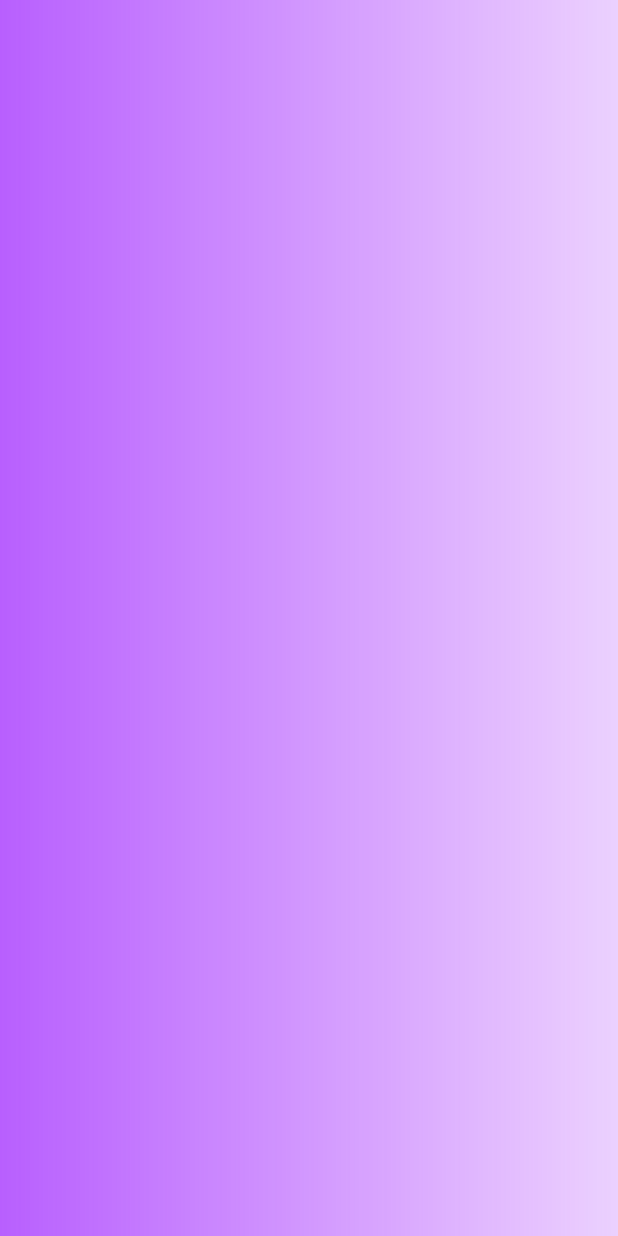
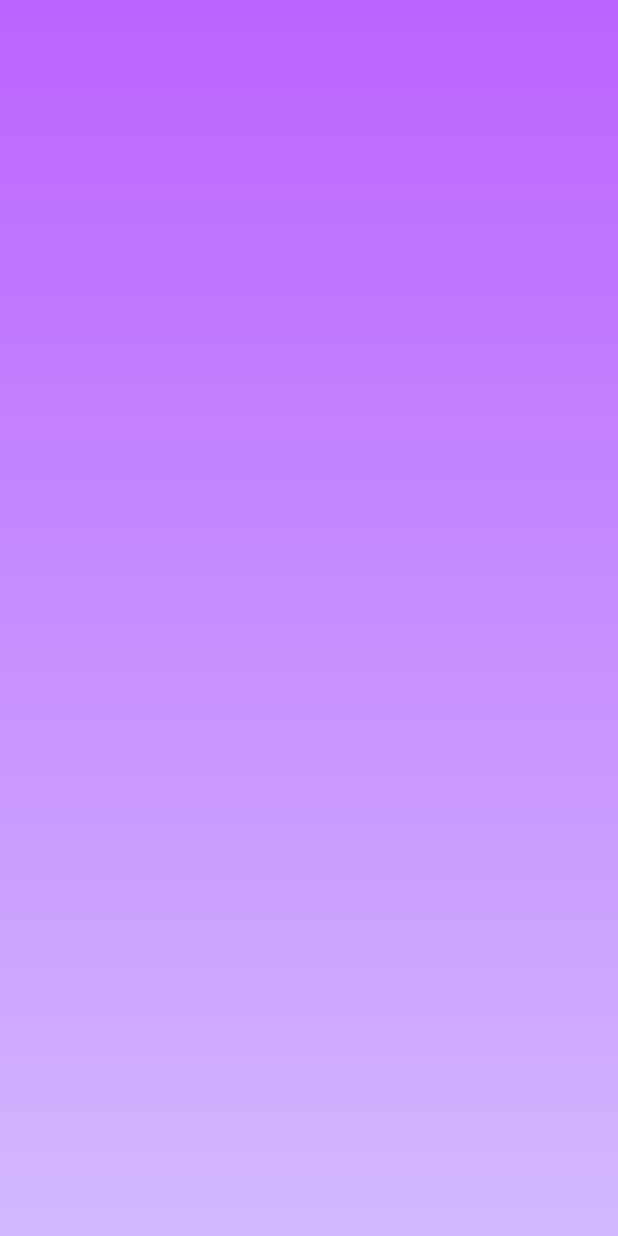
Before and after one commit to Aryan-Sood/Escapes, an Android app: the screen it shows after launch (SplashScreen), on a phone screen of 412 x 824 dp. Run offline under Robolectric (Android 15) with nearby library versions, the phone set to English and light mode, and no system bars.

Commit message:
updated background colour

```diff
--- a/app/src/main/res/drawable/splash_screen_background.xml
+++ b/app/src/main/res/drawable/splash_screen_background.xml
@@ -3,8 +3,9 @@
 <shape xmlns:android="http://schemas.android.com/apk/res/android">
 
     <gradient
-        android:startColor="#B85FFE"
-        android:endColor="#78D7A6FD"
+        android:startColor="#BB63FF"
+        android:endColor="#D2B8FF"
+        android:angle="1"
         android:type="linear"/>
 
 
--- a/app/src/main/res/layout/activity_food_splash.xml
+++ b/app/src/main/res/layout/activity_food_splash.xml
@@ -5,7 +5,7 @@
     android:layout_width="match_parent"
     android:layout_height="match_parent"
     tools:context=".travelling_splash"
-    android:background="#FB8080">
+    android:background="@drawable/splash_screen_background">
 
     <ImageView
         android:id="@+id/imageView"
```
